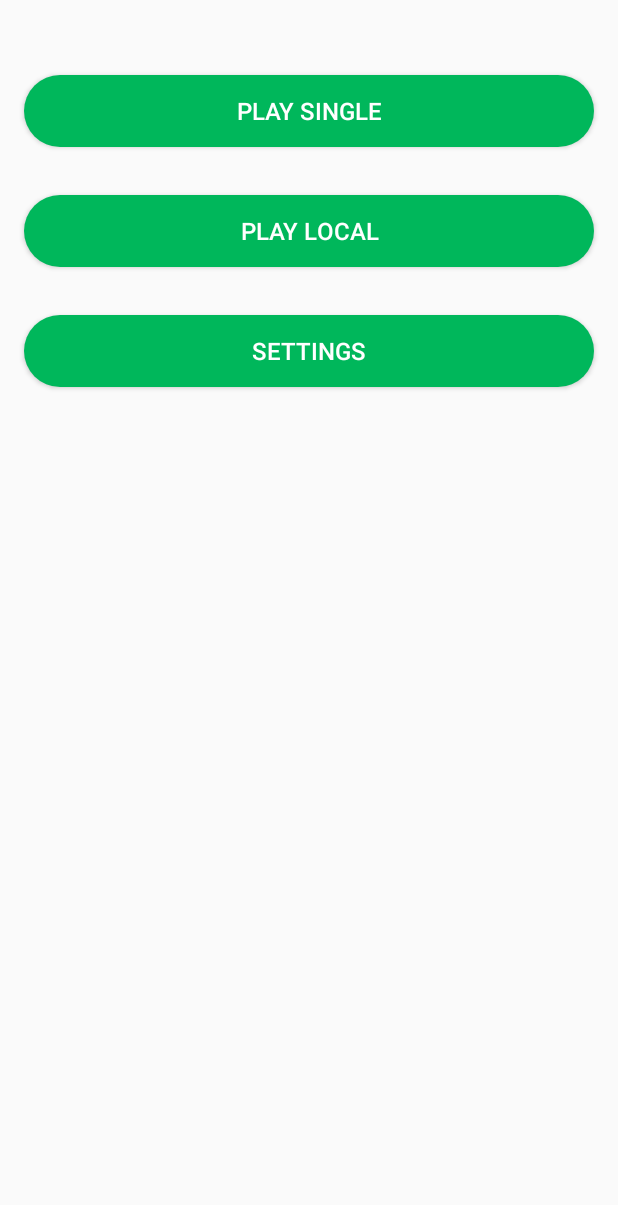
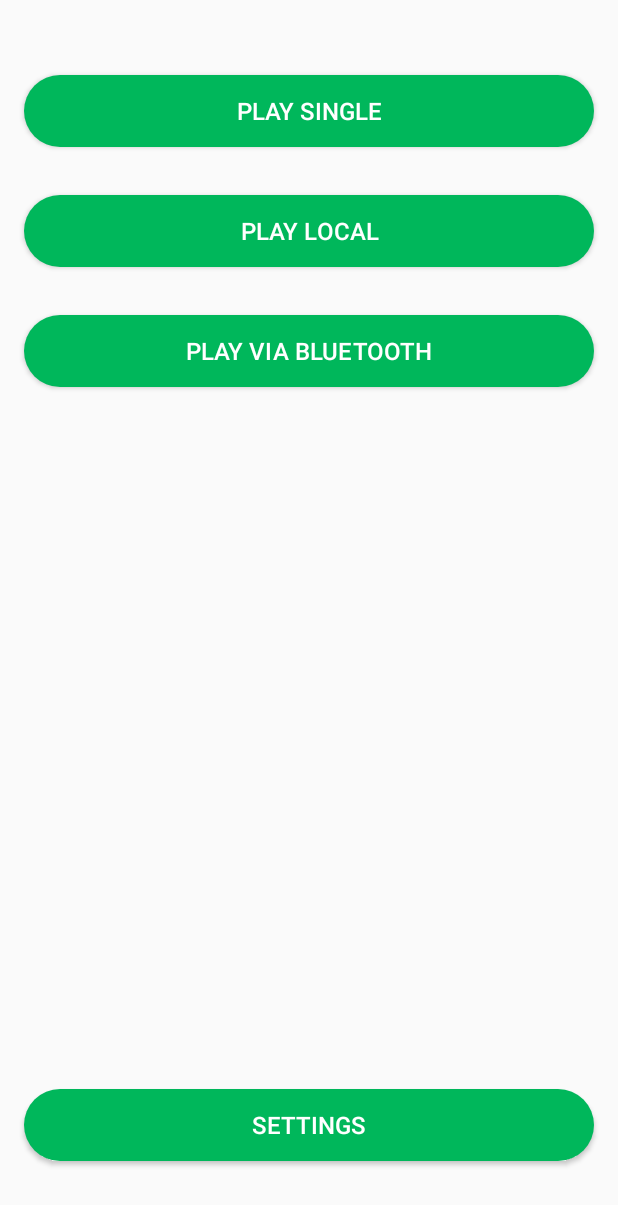
Before and after one commit to dawidd6/AndTTT, an Android app: the screen it shows after launch (MenuActivity), on a phone screen of 412 x 824 dp. Shown: the top 1205 px of the screen. Run offline under Robolectric (Android 15) with nearby library versions, the phone set to English and light mode, and no system bars.

Commit message:
add bluetooth 1

```diff
--- a/app/src/main/java/com/github/dawidd6/andttt/BaseActivity.java
+++ b/app/src/main/java/com/github/dawidd6/andttt/BaseActivity.java
@@ -14,6 +14,8 @@ public abstract class BaseActivity extends Activity {
     protected int animation_duration;
     protected int colorForeground;
     protected int colorBackground;
+    protected int theme;
+    protected int theme_dialog;
 
     @Override
     protected void onCreate(Bundle savedInstanceState) {
@@ -25,11 +27,13 @@ public abstract class BaseActivity extends Activity {
         colorBackground = getResources().getColor(isNightModeEnabled ? R.color.color_black : R.color.color_light);
         colorForeground = isNightModeEnabled ? Color.WHITE : Color.BLACK;
         animation_duration = isAnimationEnabled ? 600 : 0;
+        theme = isNightModeEnabled ? R.style.theme_dark : R.style.theme_light;
+        theme_dialog = isNightModeEnabled ? R.style.theme_dark_dialog : R.style.theme_light_dialog;
 
         if(isStatusBarEnabled)
             getWindow().clearFlags(WindowManager.LayoutParams.FLAG_FULLSCREEN);
 
-        setTheme(isNightModeEnabled ? R.style.theme_dark : R.style.theme_light);
+        setTheme(theme);
         super.onCreate(savedInstanceState);
     }
 }
--- a/app/src/main/res/layout/activity_menu.xml
+++ b/app/src/main/res/layout/activity_menu.xml
@@ -4,6 +4,23 @@
     android:layout_width="match_parent"
     android:layout_height="match_parent"
     tools:context="com.github.dawidd6.andttt.MenuActivity">
+
+    <Button
+        android:id="@+id/bluetoothButton"
+        android:layout_width="0dp"
+        android:layout_height="wrap_content"
+        android:layout_marginEnd="16dp"
+        android:layout_marginStart="16dp"
+        android:layout_marginTop="32dp"
+        android:background="@drawable/rounded_button"
+        android:onClick="onClickPlayBluetooth"
+        android:text="@string/play_bluetooth"
+        android:textColor="@android:color/white"
+        android:textSize="16sp"
+        app:layout_constraintEnd_toEndOf="parent"
+        app:layout_constraintHorizontal_bias="0.0"
+        app:layout_constraintStart_toStartOf="parent"
+        app:layout_constraintTop_toBottomOf="@+id/localButton" />
 
     <Button
         android:id="@+id/localButton"
@@ -42,16 +59,16 @@
         android:id="@+id/settingsButton"
         android:layout_width="0dp"
         android:layout_height="wrap_content"
+        android:layout_marginBottom="50dp"
         android:layout_marginEnd="16dp"
         android:layout_marginStart="16dp"
-        android:layout_marginTop="32dp"
         android:background="@drawable/rounded_button"
         android:onClick="onClickSettings"
         android:text="@string/settings"
         android:textColor="@android:color/white"
         android:textSize="16sp"
+        app:layout_constraintBottom_toBottomOf="parent"
         app:layout_constraintEnd_toEndOf="parent"
         app:layout_constraintHorizontal_bias="0.0"
-        app:layout_constraintStart_toStartOf="parent"
-        app:layout_constraintTop_toBottomOf="@+id/localButton" />
+        app:layout_constraintStart_toStartOf="parent" />
 </android.support.constraint.ConstraintLayout>
--- /dev/null
+++ b/app/src/main/res/values/array.xml
@@ -0,0 +1,7 @@
+<?xml version="1.0" encoding="utf-8"?>
+<resources>
+    <string-array name="dialog_items">
+        <item>Host</item>
+        <item>Guest</item>
+    </string-array>
+</resources>
--- a/app/src/main/res/values/colors.xml
+++ b/app/src/main/res/values/colors.xml
@@ -5,4 +5,5 @@
     <color name="color_white">#ffffff</color>
     <color name="color_green">#00b75b</color>
     <color name="color_summary">#6D6D6D</color>
+    <color name="primary_device_default_dark">#aba8a8</color>
 </resources>
--- a/app/src/main/res/values/strings.xml
+++ b/app/src/main/res/values/strings.xml
@@ -7,7 +7,7 @@
 
     <string name="play_single">Play Single</string>
     <string name="play_local">Play Local</string>
-    <string name="play_multi">Play Multi</string>
+    <string name="play_bluetooth">Play via Bluetooth</string>
     <string name="settings">Settings</string>
 
     <string name="player1" translatable="false">%1$s</string>
--- a/app/src/main/res/values/styles.xml
+++ b/app/src/main/res/values/styles.xml
@@ -25,4 +25,16 @@
         <item name="android:textColorSecondary">@color/color_summary</item>
         <item name="android:listDivider">@null</item>
     </style>
+
+    <style name="theme_dark_dialog" parent="android:Theme.Material.Dialog">
+        <item name="android:textColorAlertDialogListItem">@color/color_white</item>
+        <item name="android:textColor">@color/color_white</item>
+        <item name="android:background">@color/color_black</item>
+    </style>
+
+    <style name="theme_light_dialog" parent="android:Theme.Material.Dialog">
+        <item name="android:textColorAlertDialogListItem">@color/color_black</item>
+        <item name="android:textColor">@color/color_black</item>
+        <item name="android:background">@color/color_light</item>
+    </style>
 </resources>
```
Also changed, not shown: app/src/main/AndroidManifest.xml (+9 -0 lines), app/src/main/java/com/github/dawidd6/andttt/BluetoothActivity.java (added, +158 -0 lines), app/src/main/java/com/github/dawidd6/andttt/MenuActivity.java (+26 -4 lines), app/src/main/res/layout/activity_bluetooth.xml (added, +23 -0 lines), app/src/main/res/layout/device.xml (added, +35 -0 lines), 1 other file.
